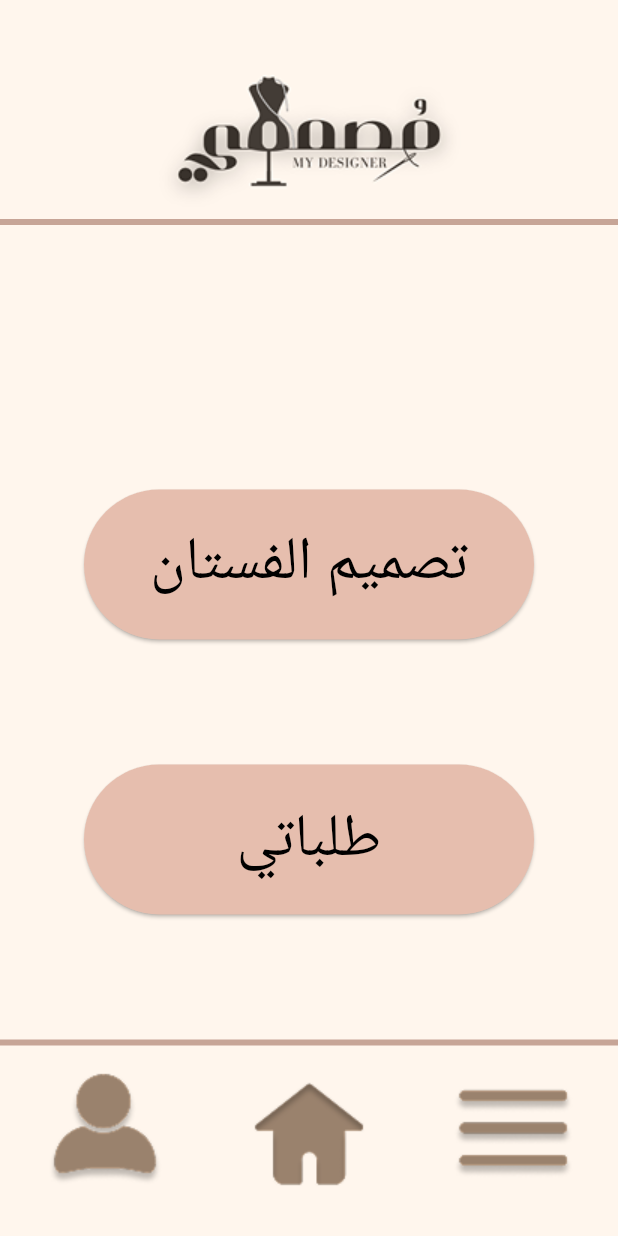
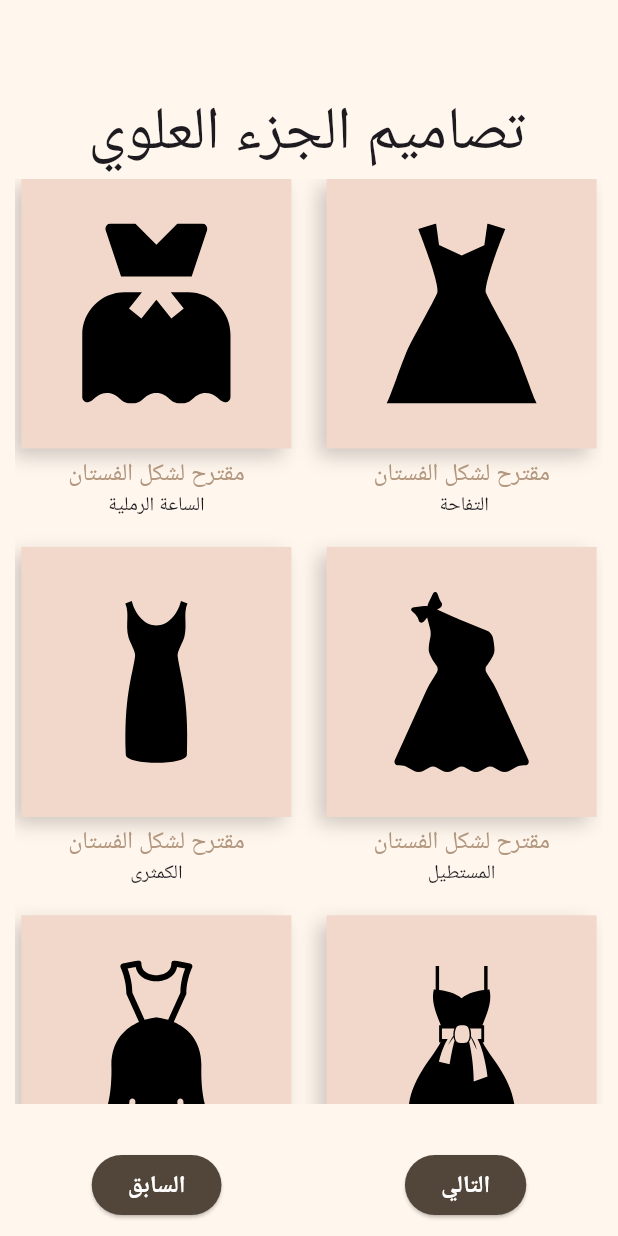
Before and after one commit to EngAhmad-Tayasna/My-Designer, a Flutter app: the screen it shows after launch, after a tap on "تصميم الفستان", on a phone screen of 412 x 824 dp. Run offline on Flutter 3.47's test engine with Material 3 defaults, Android fonts, the phone set to English and light mode, and no system bars; our stand-ins replace flutter_svg, get.

Commit message:
create Dress design up , dress design down pages

```diff
--- a/lib/constants.dart
+++ b/lib/constants.dart
@@ -2,6 +2,14 @@ import 'package:ahmad_tayasna/utils/app_colors.dart';
 import 'package:flutter/material.dart';
 
 abstract class Constants {
+   static Map<String, String> pathDress = {
+    'assets/svg/dress-1.svg': "التفاحة ",
+    'assets/svg/dress-2.svg': "الساعة الرملية",
+    'assets/svg/dress-3.svg': "المستطيل",
+    'assets/svg/dress-4.svg': "الكمثرى",
+    'assets/svg/dress-5.svg': "المثلث المقلوب ",
+    'assets/svg/dress-6.svg': "الدائري"
+  };
   static BoxDecoration appDecoration = BoxDecoration(
     color: AppColors.kSecondaryColor,
     border: Border.all(
--- a/lib/main.dart
+++ b/lib/main.dart
@@ -1,6 +1,5 @@
 import 'package:ahmad_tayasna/utils/app_colors.dart';
 import 'package:ahmad_tayasna/view/screens/home_sreen.dart';
-import 'package:ahmad_tayasna/view/screens/splash_screen.dart';
 import 'package:flutter/material.dart';
 import 'package:get/get.dart';
 import 'package:flutter_localizations/flutter_localizations.dart';
--- /dev/null
+++ b/lib/view/screens/choose_dress_color.dart
@@ -0,0 +1,10 @@
+import 'package:flutter/material.dart';
+
+class ChooseDressColor extends StatelessWidget {
+  const ChooseDressColor({super.key});
+
+  @override
+  Widget build(BuildContext context) {
+    return Container();
+  }
+}
--- /dev/null
+++ b/lib/view/screens/dress_design_down.dart
@@ -0,0 +1,39 @@
+import 'package:ahmad_tayasna/constants.dart';
+import 'package:ahmad_tayasna/view/screens/choose_dress_color.dart';
+import 'package:ahmad_tayasna/view/screens/dress_design_up.dart';
+import 'package:ahmad_tayasna/view/widgets/dress_design/button_dress_route.dart';
+import 'package:ahmad_tayasna/view/widgets/dress_design/view_dress_design.dart';
+import 'package:ahmad_tayasna/view/widgets/main_title_page.dart';
+import 'package:flutter/material.dart';
+import 'package:get/get.dart';
+import 'package:get/get_core/src/get_main.dart';
+
+class DressDesignDown extends StatelessWidget {
+  const DressDesignDown({super.key});
+
+  @override
+  Widget build(BuildContext context) {
+    return Scaffold(
+      body: Column(
+        children: [
+          const MainTitlePage(title: 'تصاميم الجزء السفلي'),
+          ViewDressDesign(pathDress: Constants.pathDress),
+          const SizedBox(
+            height: 10,
+          ),
+          ButtonDressRoute(
+            onPressedNext: () => Get.off(
+              () => const ChooseDressColor(),
+            ),
+            onPressedLast: () => Get.off(
+              () => const DressDesignUp(),
+            ),
+          ),
+          const SizedBox(
+            height: 10,
+          ),
+        ],
+      ),
+    );
+  }
+}
--- /dev/null
+++ b/lib/view/screens/dress_design_up.dart
@@ -0,0 +1,42 @@
+import 'package:ahmad_tayasna/constants.dart';
+import 'package:ahmad_tayasna/view/screens/dress_design_down.dart';
+import 'package:ahmad_tayasna/view/screens/home_sreen.dart';
+import 'package:ahmad_tayasna/view/widgets/dress_design/button_dress_route.dart';
+import 'package:ahmad_tayasna/view/widgets/dress_design/view_dress_design.dart';
+import 'package:ahmad_tayasna/view/widgets/main_title_page.dart';
+import 'package:flutter/material.dart';
+import 'package:get/get.dart';
+
+class DressDesignUp extends StatelessWidget {
+  const DressDesignUp({super.key});
+
+  @override
+  Widget build(BuildContext context) {
+    return Scaffold(
+      body: Column(
+        children: [
+          const MainTitlePage(
+            title: 'تصاميم الجزء العلوي',
+          ),
+          ViewDressDesign(
+            pathDress: Constants.pathDress,
+          ),
+          const SizedBox(
+            height: 10,
+          ),
+          ButtonDressRoute(
+            onPressedNext: () => Get.off(
+              () => const DressDesignDown(),
+            ),
+            onPressedLast: () => Get.off(
+              () => const HomeScreen(),
+            ),
+          ),
+          const SizedBox(
+            height: 10,
+          ),
+        ],
+      ),
+    );
+  }
+}
--- a/lib/view/screens/home_sreen.dart
+++ b/lib/view/screens/home_sreen.dart
@@ -1,8 +1,10 @@
 // ignore_for_file: public_member_api_docs, sort_constructors_first
 import 'package:ahmad_tayasna/constants.dart';
+import 'package:ahmad_tayasna/view/screens/dress_design_up.dart';
 import 'package:ahmad_tayasna/view/widgets/bottom_sheet_navigator.dart';
 import 'package:ahmad_tayasna/view/widgets/button_navigator.dart';
 import 'package:flutter/material.dart';
+import 'package:get/get.dart';
 
 class HomeScreen extends StatelessWidget {
   const HomeScreen({super.key});
@@ -40,7 +42,7 @@ class HomeScreenBody extends StatelessWidget {
             mainAxisAlignment: MainAxisAlignment.spaceEvenly,
             children: [
               ButtonNavigator(
-                onPressed: () {},
+                onPressed: () => Get.off(() => DressDesignUp()),
                 text: 'تصميم الفستان',
               ),
               ButtonNavigator(
--- a/lib/view/widgets/button_navigator.dart
+++ b/lib/view/widgets/button_navigator.dart
@@ -10,6 +10,7 @@ class ButtonNavigator extends StatelessWidget {
 
   final String text;
   final void Function()? onPressed;
+
   @override
   Widget build(BuildContext context) {
     return ElevatedButton(
--- a/lib/view/widgets/custom_button.dart
+++ b/lib/view/widgets/custom_button.dart
@@ -3,15 +3,16 @@ import 'package:ahmad_tayasna/utils/styles.dart';
 import 'package:flutter/material.dart';
 
 class CustomButton extends StatelessWidget {
-  const CustomButton({super.key, required this.titleButton});
+  const CustomButton({super.key, required this.titleButton, this.onPressed});
   final String titleButton;
+  final  void Function()? onPressed;
   @override
   Widget build(BuildContext context) {
     return ElevatedButton(
       style: ElevatedButton.styleFrom(
         backgroundColor: AppColors.kBackgroundButtonColor,
       ),
-      onPressed: () {},
+      onPressed: onPressed,
       child: Text(
         titleButton,
         style: Styles.textStyle16.copyWith(
--- /dev/null
+++ b/lib/view/widgets/dress_design/button_dress_route.dart
@@ -0,0 +1,25 @@
+import 'package:ahmad_tayasna/view/widgets/custom_button.dart';
+import 'package:flutter/material.dart';
+
+class ButtonDressRoute extends StatelessWidget {
+  const ButtonDressRoute(
+      {super.key, required this.onPressedNext, required this.onPressedLast});
+  final void Function()? onPressedNext;
+  final void Function()? onPressedLast;
+  @override
+  Widget build(BuildContext context) {
+    return Row(
+      mainAxisAlignment: MainAxisAlignment.spaceAround,
+      children: [
+        CustomButton(
+          titleButton: 'التالي',
+          onPressed: onPressedNext,
+        ),
+        CustomButton(
+          titleButton: 'السابق',
+          onPressed: onPressedLast,
+        ),
+      ],
+    );
+  }
+}
--- /dev/null
+++ b/lib/view/widgets/dress_design/custom_dress.dart
@@ -0,0 +1,51 @@
+import 'package:ahmad_tayasna/utils/app_colors.dart';
+import 'package:flutter/material.dart';
+import 'package:flutter_svg/svg.dart';
+
+class CustomDress extends StatelessWidget {
+  const CustomDress({super.key, required this.path, required this.shapeDress});
+  final String path;
+  final String shapeDress;
+  @override
+  Widget build(BuildContext context) {
+    return Column(
+      children: [
+        Container(
+          height: 180,
+          width: 180,
+          decoration: BoxDecoration(color: const Color(0xffF1D8CB), boxShadow: [
+            BoxShadow(
+              color: Colors.black.withOpacity(0.2),
+              offset: const Offset(-5, 5),
+              blurRadius: 10,
+            ),
+          ]),
+          child: Column(
+            mainAxisAlignment: MainAxisAlignment.center,
+            children: [
+              SvgPicture.asset(
+                path,
+                width: 120,
+                height: 120,
+              ),
+            ],
+          ),
+        ),
+        const SizedBox(
+          height: 5,
+        ),
+        const Text('مقترح لشكل الفستان',
+            style: TextStyle(
+              fontSize: 16,
+              color: AppColors.kThirdColor,
+            )),
+        Text(
+          shapeDress,
+          style: const TextStyle(
+            fontSize: 13,
+          ),
+        )
+      ],
+    );
+  }
+}
--- /dev/null
+++ b/lib/view/widgets/dress_design/view_dress_design.dart
@@ -0,0 +1,28 @@
+import 'package:ahmad_tayasna/view/widgets/dress_design/custom_dress.dart';
+import 'package:flutter/material.dart';
+
+class ViewDressDesign extends StatelessWidget {
+  const ViewDressDesign({super.key, required this.pathDress});
+  final Map<String, String> pathDress;
+  @override
+  Widget build(BuildContext context) {
+    return Expanded(
+      child: Padding(
+        padding: const EdgeInsets.fromLTRB(10, 0, 10, 20),
+        child: GridView.builder(
+          gridDelegate: const SliverGridDelegateWithFixedCrossAxisCount(
+            crossAxisCount: 2,
+            mainAxisSpacing: 10,
+            crossAxisSpacing: 15,
+            childAspectRatio: 0.8,
+          ),
+          itemCount: pathDress.length,
+          itemBuilder: (context, index) => CustomDress(
+            path: pathDress.keys.toList()[index],
+            shapeDress: pathDress.values.toList()[index],
+          ),
+        ),
+      ),
+    );
+  }
+}
--- /dev/null
+++ b/lib/view/widgets/main_title_page.dart
@@ -0,0 +1,18 @@
+import 'package:flutter/material.dart';
+
+class MainTitlePage extends StatelessWidget {
+  const MainTitlePage({super.key, required this.title});
+  final String title;
+  @override
+  Widget build(BuildContext context) {
+    return Padding(
+      padding: const EdgeInsets.fromLTRB(35, 60, 38, 0),
+      child: Text(
+        title,
+        style: const TextStyle(
+          fontSize: 40,
+        ),
+      ),
+    );
+  }
+}
--- a/pubspec.yaml
+++ b/pubspec.yaml
@@ -52,6 +52,7 @@ flutter:
   # To add assets to your application, add an assets section, like this:
   assets:
     - assets/png/
+    - assets/svg/
   #   - images/a_dot_ham.jpeg
   # An image asset can refer to one or more resolution-specific "variants", see
   # https://flutter.dev/to/resolution-aware-images
```
Also changed, not shown: assets/svg/dress-1.svg (added), assets/svg/dress-2.svg (added), assets/svg/dress-3.svg (added), assets/svg/dress-4.svg (added), assets/svg/dress-5.svg (added), assets/svg/dress-6.svg (added).
